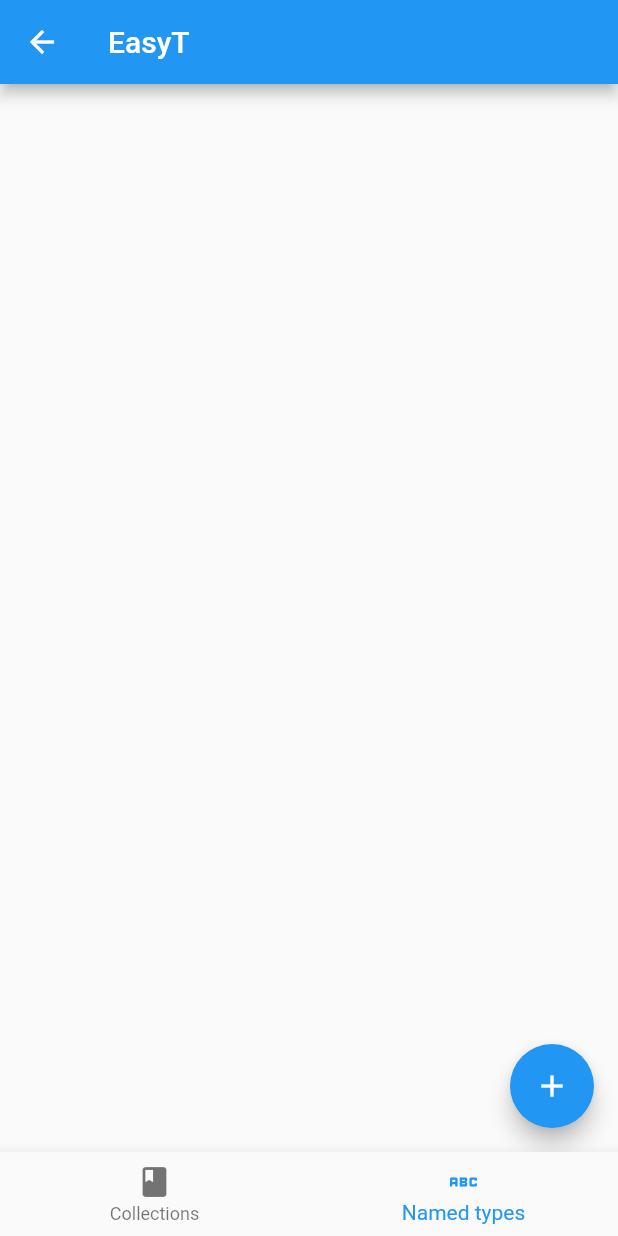
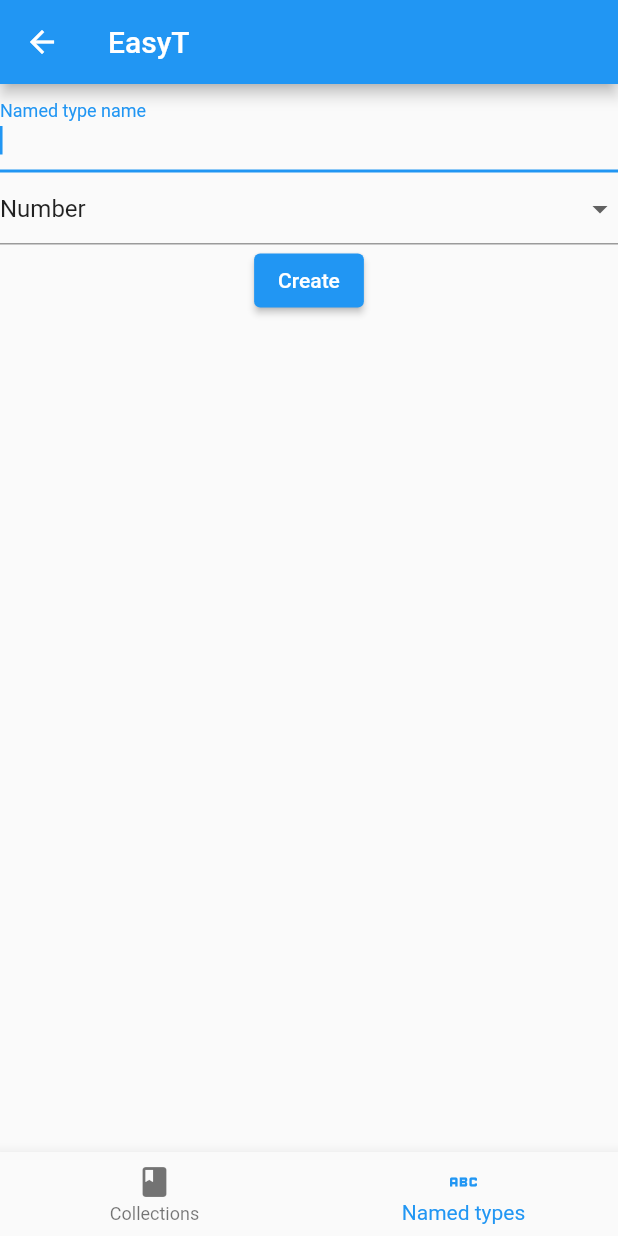
Before and after one commit to gregismotion/easyt-client-android, a Flutter app: the NamedTypesScreen screen opened by its route, after a tap on the "add" icon, on a phone screen of 412 x 824 dp. Run offline on Flutter 3.47's test engine with Material 2 defaults, Android fonts, the phone set to English and light mode, and no system bars; our stand-ins replace auto_route.

Commit message:
feat: create named type

```diff
--- a/lib/data/data.dart
+++ b/lib/data/data.dart
@@ -28,6 +28,20 @@ abstract class Data {
 
 // types
 enum BasicType { num, str }
+Map<BasicType, String> basicTypeNames = {
+  BasicType.num: "Number",
+  BasicType.str: "Text"
+};
+String basicTypeToName(BasicType basicType) =>
+    basicTypeNames[basicType] ?? "Unknown";
+BasicType nameToBasicType(String name) {
+  for (var entry in basicTypeNames.entries) {
+    if (entry.value == name) {
+      return entry.key;
+    }
+  }
+  throw NotFound("Couldn't find basic type named $name");
+}
 
 class NamedType {
   final String id;
--- /dev/null
+++ b/lib/forms/create_named_type_form.dart
@@ -0,0 +1,77 @@
+import 'package:easyt/data/data.dart';
+import 'package:easyt/data/provider.dart';
+import 'package:flutter/material.dart';
+import 'package:provider/provider.dart';
+
+class CreateNamedTypeForm extends StatefulWidget {
+  const CreateNamedTypeForm({Key? key}) : super(key: key);
+
+  @override
+  State<CreateNamedTypeForm> createState() => _CreateNamedTypeFormState();
+}
+
+class _CreateNamedTypeFormState extends State<CreateNamedTypeForm> {
+  final _formKey = GlobalKey<FormState>();
+  final _controller = TextEditingController();
+
+  BasicType _basicType = BasicType.num;
+
+  void _createNamedType() {
+    if (_formKey.currentState!.validate()) {
+      Provider.of<DataProvider>(context, listen: false)
+          .createNamedType(NamedType.local(_controller.text, _basicType));
+      Navigator.pop(context);
+    }
+  }
+
+  @override
+  void dispose() {
+    _controller.dispose();
+    super.dispose();
+  }
+
+  void _onBasicTypeSelect(BasicType? selectedValue) {
+    if (selectedValue != null) {
+      _basicType = selectedValue;
+    }
+  }
+
+  @override
+  Widget build(BuildContext context) {
+    List<DropdownMenuItem<BasicType>> dropdownBasicTypes = [];
+    for (var basicType in BasicType.values) {
+      dropdownBasicTypes.add(DropdownMenuItem<BasicType>(
+        child: Text(
+          basicTypeToName(basicType),
+        ),
+        value: basicType,
+      ));
+    }
+    return Form(
+      key: _formKey,
+      child: Column(
+        children: <Widget>[
+          TextFormField(
+            autofocus: true,
+            decoration: const InputDecoration(
+                border: UnderlineInputBorder(), labelText: "Named type name"),
+            controller: _controller,
+            validator: (value) {
+              if (value == null || value.isEmpty) {
+                return "Please give a name!";
+              }
+              return null;
+            },
+          ),
+          DropdownButtonFormField(
+            items: dropdownBasicTypes,
+            onChanged: _onBasicTypeSelect,
+            value: BasicType.num,
+          ),
+          ElevatedButton(
+              onPressed: _createNamedType, child: const Text("Create"))
+        ],
+      ),
+    );
+  }
+}
--- a/lib/routes/router.dart
+++ b/lib/routes/router.dart
@@ -1,6 +1,7 @@
 import 'package:auto_route/auto_route.dart';
 import 'package:easyt/screens/collections_screen.dart';
 import 'package:easyt/screens/create_collection_screen.dart';
+import 'package:easyt/screens/create_named_type_screen.dart';
 import 'package:easyt/screens/home_screen.dart';
 import 'package:easyt/screens/named_types_screen.dart';
 
@@ -20,7 +21,7 @@ import 'package:easyt/screens/named_types_screen.dart';
         page: EmptyRouterPage,
         children: [
           AutoRoute(path: '', page: NamedTypesScreen),
-          AutoRoute(path: 'create', page: EmptyRouterPage),
+          AutoRoute(path: 'create', page: CreateNamedTypeScreen),
         ]),
   ]),
 ])
--- a/lib/screens/collections_screen.dart
+++ b/lib/screens/collections_screen.dart
@@ -1,4 +1,3 @@
-import 'package:auto_route/annotations.dart';
 import 'package:auto_route/auto_route.dart';
 import 'package:easyt/data/data.dart';
 import 'package:easyt/data/provider.dart';
--- /dev/null
+++ b/lib/screens/create_named_type_screen.dart
@@ -0,0 +1,15 @@
+import 'package:easyt/forms/create_named_type_form.dart';
+import 'package:flutter/material.dart';
+
+class CreateNamedTypeScreen extends StatelessWidget {
+  const CreateNamedTypeScreen({Key? key}) : super(key: key);
+
+  Widget _buildForm() {
+    return const CreateNamedTypeForm();
+  }
+
+  @override
+  Widget build(BuildContext context) {
+    return _buildForm();
+  }
+}
--- a/lib/screens/named_types_screen.dart
+++ b/lib/screens/named_types_screen.dart
@@ -1,7 +1,10 @@
+import 'package:auto_route/auto_route.dart';
 import 'package:easyt/data/data.dart';
 import 'package:easyt/data/provider.dart';
 import 'package:flutter/material.dart';
 import 'package:provider/provider.dart';
+
+import '../routes/router.gr.dart';
 
 class NamedTypesScreen extends StatefulWidget {
   const NamedTypesScreen({Key? key}) : super(key: key);
@@ -28,19 +31,19 @@ class _NamedTypesScreenState extends State<NamedTypesScreen> {
   }
 
   String _getLastId() {
-      if (_namedTypes.isNotEmpty) {
-        return _namedTypes.last.id;
-      }
-      return "";
+    if (_namedTypes.isNotEmpty) {
+      return _namedTypes.last.id;
+    }
+    return "";
   }
 
   void _createNamedType() {
-    // TODO: nav and screen
+    AutoRouter.of(context).push(const CreateNamedTypeRoute());
   }
 
   Widget _buildNamedType(NamedType namedType) {
     return ListTile(
-      title: Text(namedType.name),
+      title: Text("${namedType.name} (${basicTypeToName(namedType.basicType)})"),
     );
   }
 
```
Also changed, not shown: lib/routes/router.gr.dart.
